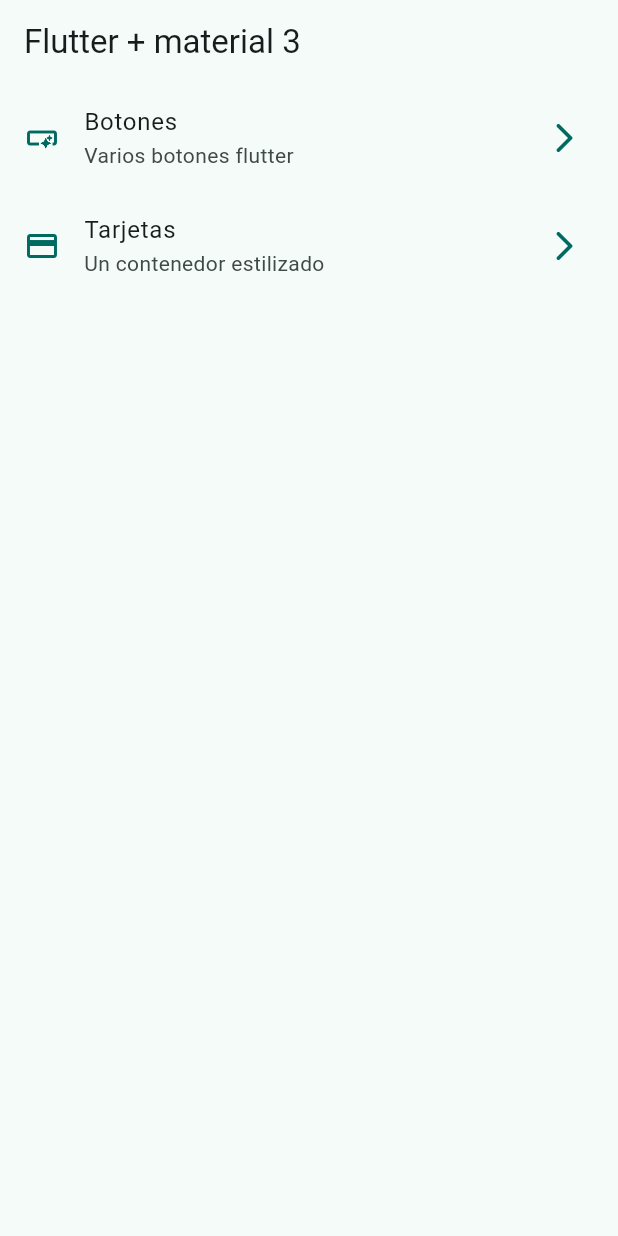
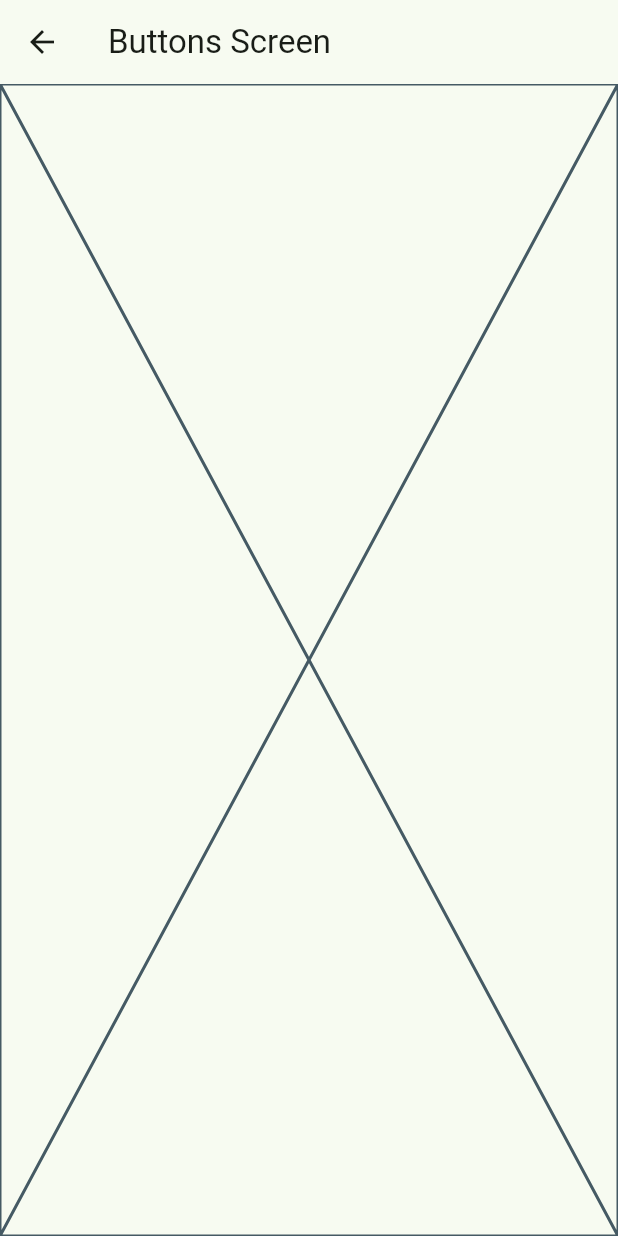
Before and after one commit to Chekohdlg/widgets_app, a Flutter app: the screen it shows after launch, after a tap on "Botones", on a phone screen of 412 x 824 dp. Run offline on Flutter 3.47's test engine with Material 2 defaults, Android fonts, the phone set to English and light mode, and no system bars.

```diff
--- a/lib/config/menu/menu-items.dart
+++ b/lib/config/menu/menu-items.dart
@@ -22,6 +22,6 @@ const appMenuItems = <MenuItem>[
   MenuItem(
       title: 'Tarjetas',
       subTitle: 'Un contenedor estilizado',
-      link: '/card',
+      link: '/cards',
       icon: Icons.credit_card),
 ];
--- a/lib/main.dart
+++ b/lib/main.dart
@@ -1,6 +1,10 @@
 import 'package:flutter/material.dart';
 import 'package:widgets_app/config/theme/app_them.dart';
+
 import 'package:widgets_app/presentation/screens/home/home_screen.dart';
+
+import 'package:widgets_app/presentation/screens/buttons/buttons_screens.dart';
+import 'package:widgets_app/presentation/screens/cards/cards_screen.dart';
 
 void main() {
   runApp(const MainApp());
@@ -13,8 +17,12 @@ class MainApp extends StatelessWidget {
   Widget build(BuildContext context) {
     return MaterialApp(
       debugShowCheckedModeBanner: false,
-      theme: AppTheme(selectedColor: 1).getTheme(),
+      theme: AppTheme(selectedColor: 2).getTheme(),
       home: const HomeScreen(),
+      routes: {
+        '/buttons': (context) => const ButtonsScreen(),
+        '/cards': (context) => const CardsScreen()
+      },
     );
   }
 }
--- /dev/null
+++ b/lib/presentation/screens/buttons/buttons_screens.dart
@@ -0,0 +1,15 @@
+import 'package:flutter/material.dart';
+
+class ButtonsScreen extends StatelessWidget {
+  const ButtonsScreen({super.key});
+
+  @override
+  Widget build(BuildContext context) {
+    return Scaffold(
+      appBar: AppBar(
+        title: const Text('Buttons Screen'),
+      ),
+      body: const Placeholder(),
+    );
+  }
+}
--- a/lib/presentation/screens/home/home_screen.dart
+++ b/lib/presentation/screens/home/home_screen.dart
@@ -1,5 +1,6 @@
 import 'package:flutter/material.dart';
 import 'package:widgets_app/config/menu/menu-items.dart';
+import 'package:widgets_app/presentation/screens/buttons/buttons_screens.dart';
 
 class HomeScreen extends StatelessWidget {
   const HomeScreen({super.key});
@@ -58,7 +59,10 @@ class _CustomListTile extends StatelessWidget {
       title: Text(menuItem.title),
       subtitle: Text(menuItem.subTitle),
       onTap: () {
-        //TODO: navigate to other screens
+        // Navigator.of(context).push(MaterialPageRoute(
+        //   builder: (context) => const ButtonsScreen(),
+        // ));
+        Navigator.pushNamed(context, menuItem.link);
       },
     );
   }
```
Also changed, not shown: lib/presentation/screens/cards/cards_screen.dart (added, +15 -0 lines).
